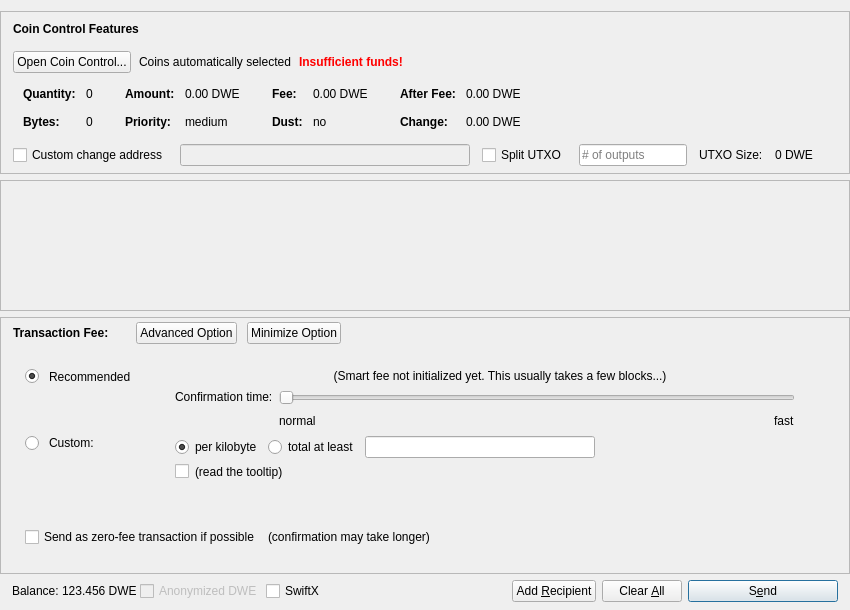
The window that src/qt/forms/sendcoinsdialog.ui (WorldExchange/DWE) describes before a commit, drawn with Qt 5.
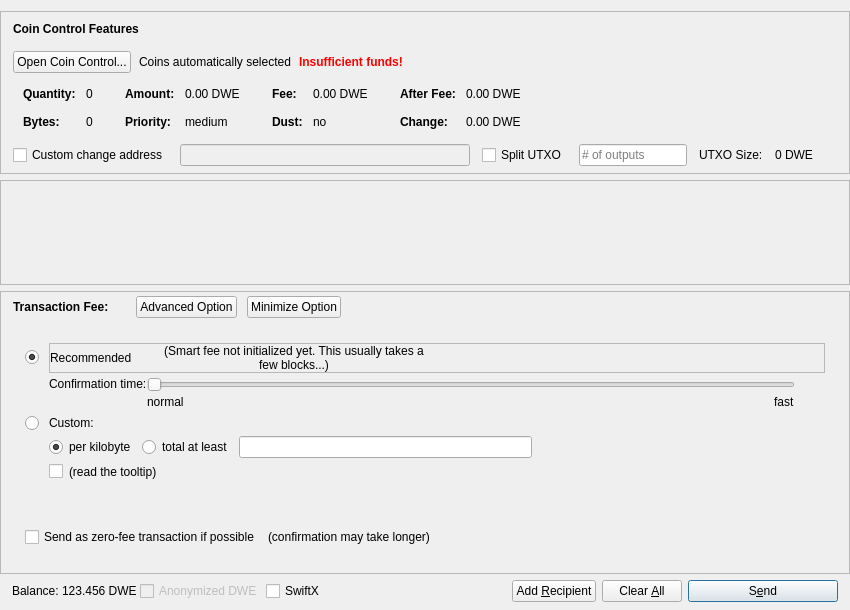
The same window after the commit. Icons and pictures are not drawn. Custom widgets are drawn as their Qt base class.

Commit message: Advance option section style

```diff
--- a/src/qt/forms/sendcoinsdialog.ui
+++ b/src/qt/forms/sendcoinsdialog.ui
@@ -878,7 +878,7 @@
             <number>0</number>
            </property>
            <item>
-            <layout class="QGridLayout" name="gridLayoutFee">
+            <layout class="QGridLayout" name="gridLayoutFee" rowstretch="0,0,0,0">
              <property name="leftMargin">
               <number>24</number>
              </property>
@@ -897,7 +897,60 @@
              <property name="verticalSpacing">
               <number>4</number>
              </property>
-             <item row="2" column="4">
+             <item row="2" column="0">
+              <layout class="QVBoxLayout" name="verticalLayoutFee9" stretch="0,0">
+               <item>
+                <widget class="QRadioButton" name="radioCustomFee">
+                 <property name="text">
+                  <string/>
+                 </property>
+                 <attribute name="buttonGroup">
+                  <string notr="true">groupFee</string>
+                 </attribute>
+                </widget>
+               </item>
+               <item>
+                <spacer name="verticalSpacer_6">
+                 <property name="orientation">
+                  <enum>Qt::Vertical</enum>
+                 </property>
+                 <property name="sizeHint" stdset="0">
+                  <size>
+                   <width>1</width>
+                   <height>1</height>
+                  </size>
+                 </property>
+                </spacer>
+               </item>
+              </layout>
+             </item>
+             <item row="0" column="0">
+              <widget class="QRadioButton" name="radioSmartFee">
+               <property name="layoutDirection">
+                <enum>Qt::LeftToRight</enum>
+               </property>
+               <property name="text">
+                <string/>
+               </property>
+               <property name="checked">
+                <bool>true</bool>
+               </property>
+               <attribute name="buttonGroup">
+                <string notr="true">groupFee</string>
+               </attribute>
+              </widget>
+             </item>
+             <item row="2" column="2">
+              <widget class="QLabel" name="labelCustomFee">
+               <property name="text">
+                <string>Custom:</string>
+               </property>
+               <property name="alignment">
+                <set>Qt::AlignLeading|Qt::AlignLeft|Qt::AlignTop</set>
+               </property>
+              </widget>
+             </item>
+             <item row="3" column="2">
               <layout class="QVBoxLayout" name="verticalLayoutFee8">
                <property name="spacing">
                 <number>6</number>
@@ -996,59 +1049,7 @@
                </item>
               </layout>
              </item>
-             <item row="1" column="0">
-              <layout class="QVBoxLayout" name="verticalLayoutFee4" stretch="1">
-               <item>
-                <spacer name="verticalSpacer_2">
-                 <property name="orientation">
-                  <enum>Qt::Vertical</enum>
-                 </property>
-                 <property name="sizeHint" stdset="0">
-                  <size>
-                   <width>1</width>
-                   <height>1</height>
-                  </size>
-                 </property>
-                </spacer>
-               </item>
-              </layout>
-             </item>
-             <item row="2" column="0">
-              <layout class="QVBoxLayout" name="verticalLayoutFee9" stretch="0,1">
-               <item>
-                <widget class="QRadioButton" name="radioCustomFee">
-                 <property name="text">
-                  <string/>
-                 </property>
-                 <attribute name="buttonGroup">
-                  <string notr="true">groupFee</string>
-                 </attribute>
-                </widget>
-               </item>
-               <item>
-                <spacer name="verticalSpacer_6">
-                 <property name="orientation">
-                  <enum>Qt::Vertical</enum>
-                 </property>
-                 <property name="sizeHint" stdset="0">
-                  <size>
-                   <width>1</width>
-                   <height>1</height>
-                  </size>
-                 </property>
-                </spacer>
-               </item>
-              </layout>
-             </item>
-             <item row="1" column="4">
-              <layout class="QVBoxLayout" name="verticalLayoutFee3" stretch="0,1">
-               <property name="spacing">
-                <number>6</number>
-               </property>
-               <property name="topMargin">
-                <number>2</number>
-               </property>
-               <item>
+             <item row="1" column="2">
                 <layout class="QHBoxLayout" name="horizontalLayoutFee9">
                  <item>
                   <layout class="QVBoxLayout" name="verticalLayoutFee6">
@@ -1145,52 +1146,35 @@
                  </item>
                 </layout>
                </item>
+             <item row="0" column="2">
+              <widget class="QFrame" name="frame">
+               <property name="frameShape">
+                <enum>QFrame::StyledPanel</enum>
+               </property>
+               <property name="frameShadow">
+                <enum>QFrame::Raised</enum>
+               </property>
+               <layout class="QHBoxLayout" name="horizontalLayout_3">
+                <property name="leftMargin">
+                 <number>0</number>
+                </property>
+                <property name="topMargin">
+                 <number>0</number>
+                </property>
+                <property name="rightMargin">
+                 <number>0</number>
+                </property>
+                <property name="bottomMargin">
+                 <number>0</number>
+                </property>
                <item>
-                <spacer name="verticalSpacer_4">
-                 <property name="orientation">
-                  <enum>Qt::Vertical</enum>
-                 </property>
-                 <property name="sizeHint" stdset="0">
-                  <size>
-                   <width>1</width>
-                   <height>1</height>
-                  </size>
-                 </property>
-                </spacer>
-               </item>
-              </layout>
-             </item>
-             <item row="0" column="1">
               <widget class="QLabel" name="labelSmartFee_2">
                <property name="text">
                 <string>Recommended</string>
                </property>
               </widget>
              </item>
-             <item row="0" column="0">
-              <widget class="QRadioButton" name="radioSmartFee">
-               <property name="text">
-                <string/>
-               </property>
-               <property name="checked">
-                <bool>true</bool>
-               </property>
-               <attribute name="buttonGroup">
-                <string notr="true">groupFee</string>
-               </attribute>
-              </widget>
-             </item>
-             <item row="2" column="1">
-              <widget class="QLabel" name="labelCustomFee">
-               <property name="text">
-                <string>Custom:</string>
-               </property>
-               <property name="alignment">
-                <set>Qt::AlignLeading|Qt::AlignLeft|Qt::AlignTop</set>
-               </property>
-              </widget>
-             </item>
-             <item row="0" column="2">
+                <item>
               <widget class="QLabel" name="labelSmartFee">
                <property name="text">
                 <string/>
@@ -1200,14 +1184,14 @@
                </property>
               </widget>
              </item>
-             <item row="0" column="3">
+                <item>
               <widget class="QLabel" name="labelFeeEstimation">
                <property name="text">
                 <string/>
                </property>
               </widget>
              </item>
-             <item row="0" column="4">
+                <item>
               <widget class="QLabel" name="labelSmartFee2">
                <property name="text">
                 <string>(Smart fee not initialized yet. This usually takes a few blocks...)</string>
@@ -1221,6 +1205,22 @@
                <property name="margin">
                 <number>2</number>
                </property>
+                 </widget>
+                </item>
+                <item>
+                 <spacer name="horizontalSpacer_5">
+                  <property name="orientation">
+                   <enum>Qt::Horizontal</enum>
+                  </property>
+                  <property name="sizeHint" stdset="0">
+                   <size>
+                    <width>40</width>
+                    <height>20</height>
+                   </size>
+                  </property>
+                 </spacer>
+                </item>
+               </layout>
               </widget>
              </item>
             </layout>
```
Lines whose indentation alone changed are shown as unchanged.
